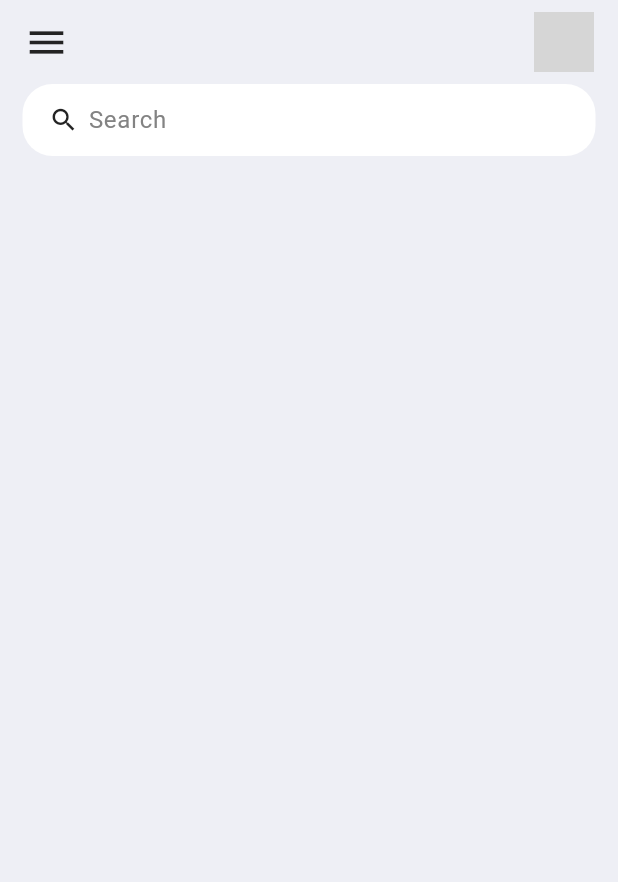
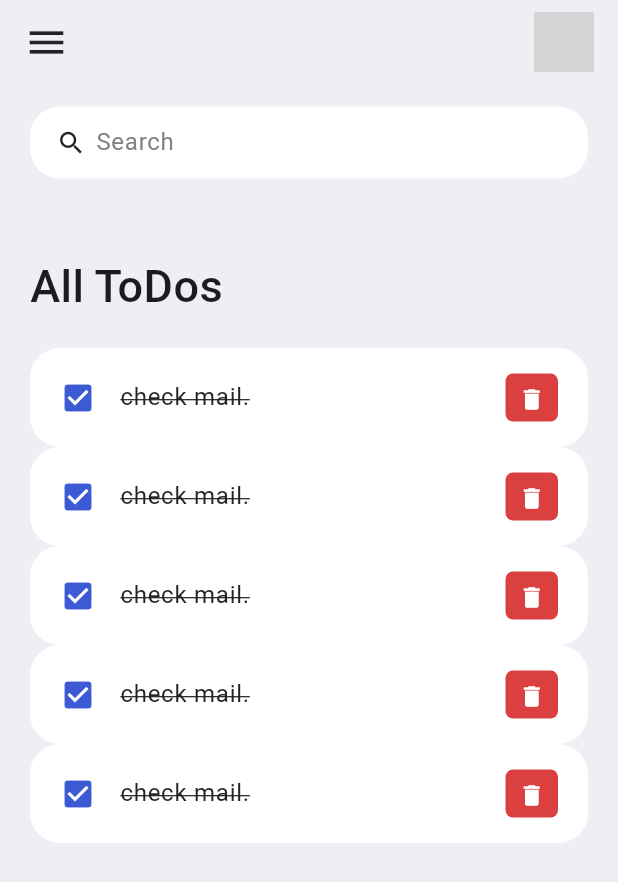
Before and after one commit to zyanya217/flutter_todo_app, a Flutter app: the screen it shows after launch, on a phone screen of 412 x 824 dp. Shown: the top 882 px of the screen. Run offline on Flutter 3.47's test engine with Material 3 defaults, Android fonts, the phone set to English and light mode, and no system bars; grey boxes are pictures that could not be loaded.

Commit message:
add todolist

```diff
--- a/lib/screens/home.dart
+++ b/lib/screens/home.dart
@@ -1,6 +1,6 @@
 import 'package:flutter/material.dart';
-import 'package:flutter/widgets.dart';
-import 'package:flutter_todo_app/constants/colors.dart';
+import '../constants/colors.dart';
+import '../widgets/todo_item.dart';
 
 class Home extends StatelessWidget {
   const Home({Key? key}) : super(key: key);
@@ -11,10 +11,27 @@ class Home extends StatelessWidget {
       backgroundColor: tdBGColor,
       appBar: _buildAppBar(),
       body: Container(
-        padding: EdgeInsets.symmetric(horizontal: 15),
+        padding: EdgeInsets.symmetric(horizontal: 20, vertical: 15),
         child: Column(
           children: [
             SearchBar(),
+            Expanded(
+              child: ListView(
+                children: [
+                  Container(
+                    margin: EdgeInsets.only(top: 50, bottom: 20),
+                    child: Text('All ToDos',
+                        style: TextStyle(
+                            fontSize: 30, fontWeight: FontWeight.w500)),
+                  ),
+                  ToDoItem(),
+                  ToDoItem(),
+                  ToDoItem(),
+                  ToDoItem(),
+                  ToDoItem(),
+                ],
+              ),
+            )
           ],
         ),
       ),
@@ -42,7 +59,7 @@ class Home extends StatelessWidget {
   AppBar _buildAppBar() {
     return AppBar(
       backgroundColor: tdBGColor,
-      elevation: 0, // 不要陰影
+      elevation: 0, // 陰影
       title: Row(
           mainAxisAlignment:
               MainAxisAlignment.spaceBetween, //排版:左選單右頭像(沒這行會擠在一起)
--- /dev/null
+++ b/lib/widgets/todo_item.dart
@@ -0,0 +1,45 @@
+import 'package:flutter/material.dart';
+import '../constants/colors.dart';
+
+class ToDoItem extends StatelessWidget {
+  const ToDoItem({Key? key}) : super(key: key);
+
+  @override
+  Widget build(BuildContext context) {
+    return Container(
+      child: ListTile(
+        onTap: () {
+          print('Clicked on ToDo Item.');
+        },
+        shape: RoundedRectangleBorder(borderRadius: BorderRadius.circular(20)),
+        contentPadding: EdgeInsets.symmetric(horizontal: 20, vertical: 5),
+        tileColor: Colors.white,
+        leading: Icon(Icons.check_box, color: tdBlue),
+        title: Text(
+          'check mail.',
+          style: TextStyle(
+            fontSize: 16,
+            color: tdBlack,
+            decoration: TextDecoration.lineThrough,
+          ),
+        ),
+        trailing: Container(
+          padding: EdgeInsets.all(0),
+          margin: EdgeInsets.symmetric(vertical: 12),
+          height: 35,
+          width: 35,
+          decoration: BoxDecoration(
+              color: tdRed, borderRadius: BorderRadius.circular(5)),
+          child: IconButton(
+            color: Colors.white,
+            iconSize: 18,
+            icon: Icon(Icons.delete),
+            onPressed: () {
+              print('Clicked on delete icon.');
+            },
+          ),
+        ),
+      ),
+    );
+  }
+}
```
